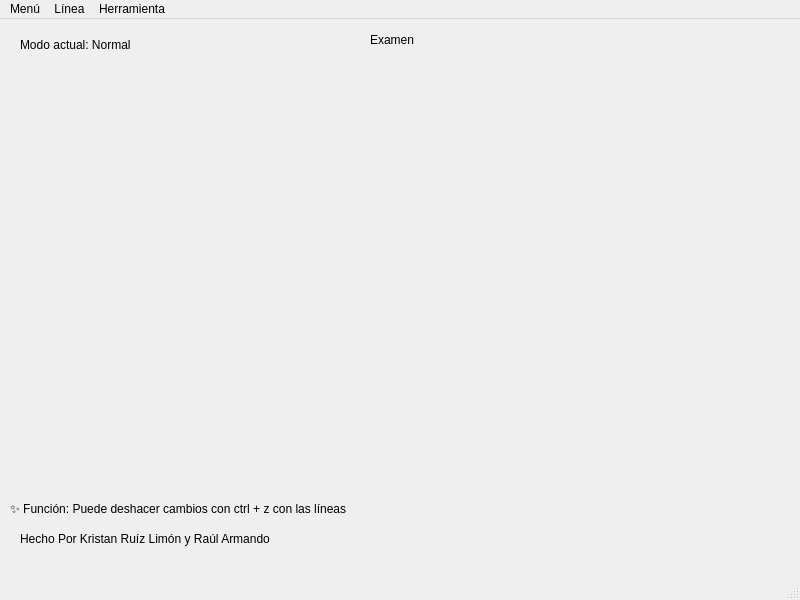
Old version of the form mainwindow.ui in the repository ITLP-Chronicles/TecPainter.
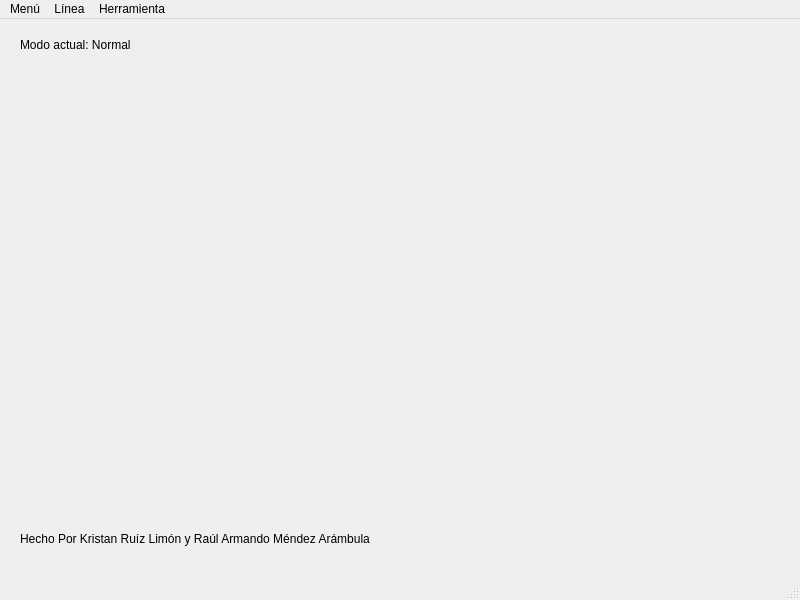
New version of the form. Icons and pictures are not drawn.

The edit to the form file:
```diff
--- a/mainwindow.ui
+++ b/mainwindow.ui
@@ -20,19 +20,6 @@
    <property name="enabled">
     <bool>true</bool>
    </property>
-   <widget class="QLabel" name="label">
-    <property name="geometry">
-     <rect>
-      <x>10</x>
-      <y>480</y>
-      <width>501</width>
-      <height>20</height>
-     </rect>
-    </property>
-    <property name="text">
-     <string>✨ Función: Puede deshacer cambios con ctrl + z con las líneas</string>
-    </property>
-   </widget>
    <widget class="QLabel" name="label_2">
     <property name="geometry">
      <rect>
@@ -43,20 +30,7 @@
      </rect>
     </property>
     <property name="text">
-     <string>Hecho Por Kristan Ruíz Limón y Raúl Armando</string>
-    </property>
-   </widget>
-   <widget class="QLabel" name="label_3">
-    <property name="geometry">
-     <rect>
-      <x>370</x>
-      <y>10</y>
-      <width>51</width>
-      <height>21</height>
-     </rect>
-    </property>
-    <property name="text">
-     <string>Examen</string>
+     <string>Hecho Por Kristan Ruíz Limón y Raúl Armando Méndez Arámbula</string>
     </property>
    </widget>
    <widget class="QLabel" name="modo_actual">
```
Left out of the diff: 2 changed lines with no effect on the pictures.
